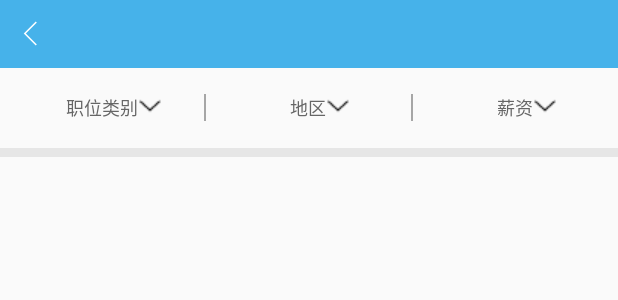
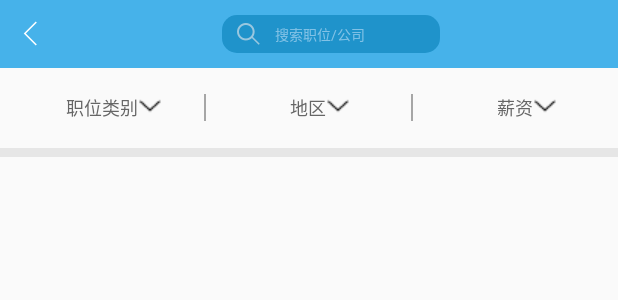
Before and after one commit to xingyuzhu-xy/ZGZ, an Android app: the layout t_advanced_search_list.xml on its own in the app's theme, with its tools: preview values and no code run, on a phone screen of 412 x 824 dp. Shown: the top 300 px of the screen. Run offline under Robolectric (Android 15) with nearby library versions, the phone set to English and light mode, and no system bars.

Commit message:
写了几个activity

```diff
--- a/ZGZ/app/src/main/res/layout/t_advanced_search.xml
+++ b/ZGZ/app/src/main/res/layout/t_advanced_search.xml
@@ -181,6 +181,7 @@
         android:layout_height="1dp"
         android:background="@color/line_color"/>
     <Button
+        android:id="@+id/search_btn"
         android:layout_width="match_parent"
         android:layout_height="41dp"
         android:layout_marginTop="95dp"
--- a/ZGZ/app/src/main/res/layout/t_advanced_search_list.xml
+++ b/ZGZ/app/src/main/res/layout/t_advanced_search_list.xml
@@ -5,13 +5,34 @@
     <LinearLayout
         android:layout_width="match_parent"
         android:layout_height="45dp"
-        android:background="@color/blue">
+        android:background="@color/blue"
+        android:gravity="center">
         <ImageView
+            android:id="@+id/back_icon"
             android:layout_width="wrap_content"
             android:layout_height="wrap_content"
             android:src="@mipmap/advanced_list_top_get_back"
-            android:layout_gravity="center"
             android:layout_marginLeft="11dp"/>
+        <LinearLayout
+            android:layout_width="match_parent"
+            android:layout_height="match_parent"
+            android:orientation="horizontal"
+            android:gravity="center">
+            <EditText
+                android:layout_width="145dp"
+                android:layout_height="25dp"
+                android:layout_centerInParent="true"
+                android:hint="搜索职位/公司"
+                android:textSize="9sp"
+                android:textColorHint="#82C2E6"
+                android:background="@drawable/position_edittext"
+                android:paddingTop="3dp"
+                android:paddingBottom="3dp"
+                android:drawableLeft="@mipmap/search"
+                android:paddingLeft="10dp"
+                android:drawablePadding="10dp"/>
+        </LinearLayout>
+
     </LinearLayout>
     <LinearLayout
         android:layout_width="match_parent"
--- a/ZGZ/app/src/main/res/layout/t_enterprise_details.xml
+++ b/ZGZ/app/src/main/res/layout/t_enterprise_details.xml
@@ -9,6 +9,7 @@
         android:orientation="horizontal">
 
         <ImageView
+            android:id="@+id/back_icon"
             android:layout_width="wrap_content"
             android:layout_height="wrap_content"
             android:layout_gravity="center"
@@ -205,6 +206,7 @@
         android:orientation="horizontal"
         android:layout_marginTop="35dp">
         <RelativeLayout
+            android:id="@+id/enterprise_consultation"
             android:layout_width="0dp"
             android:layout_weight="1"
             android:layout_height="match_parent"
@@ -221,6 +223,7 @@
                 android:drawablePadding="7dp"/>
         </RelativeLayout>
         <RelativeLayout
+            android:id="@+id/care_enterprise"
             android:layout_width="0dp"
             android:layout_weight="1"
             android:layout_height="match_parent"
--- a/ZGZ/app/src/main/res/layout/t_part_time_company_details.xml
+++ b/ZGZ/app/src/main/res/layout/t_part_time_company_details.xml
@@ -9,6 +9,7 @@
         android:orientation="horizontal"
         android:background="@color/blue">
         <ImageView
+            android:id="@+id/back_icon"
             android:layout_width="wrap_content"
             android:layout_height="wrap_content"
             android:src="@mipmap/advanced_list_top_get_back"
--- a/ZGZ/app/src/main/res/layout/t_part_time_job.xml
+++ b/ZGZ/app/src/main/res/layout/t_part_time_job.xml
@@ -9,6 +9,7 @@
         android:orientation="horizontal"
         android:background="@color/blue">
         <ImageView
+            android:id="@+id/back_icon"
             android:layout_width="wrap_content"
             android:layout_height="wrap_content"
             android:src="@mipmap/advanced_list_top_get_back"
--- a/ZGZ/app/src/main/res/layout/t_position_details.xml
+++ b/ZGZ/app/src/main/res/layout/t_position_details.xml
@@ -11,6 +11,7 @@
         android:orientation="horizontal">
 
         <ImageView
+            android:id="@+id/back_icon"
             android:layout_width="wrap_content"
             android:layout_height="wrap_content"
             android:layout_gravity="center"
@@ -456,6 +457,7 @@
         android:layout_height="90dp"
         android:orientation="vertical">
         <TextView
+            android:id="@+id/enterprise_consultation"
             android:layout_width="wrap_content"
             android:layout_height="wrap_content"
             android:layout_marginTop="8dp"
--- a/ZGZ/build.gradle
+++ b/ZGZ/build.gradle
@@ -5,7 +5,7 @@ buildscript {
         jcenter()
     }
     dependencies {
-        classpath 'com.android.tools.build:gradle:2.2.2'
+        classpath 'com.android.tools.build:gradle:2.2.3'
 
         // NOTE: Do not place your application dependencies here; they belong
         // in the individual module build.gradle files
```
Also changed, not shown: ZGZ/app/src/main/AndroidManifest.xml (+6 -1 lines), ZGZ/app/src/main/java/test/leco/com/zgz/t/AdvancedSearchActivity.java (added, +39 -0 lines), ZGZ/app/src/main/java/test/leco/com/zgz/t/CompanyDetailsActivity.java (added, +40 -0 lines), ZGZ/app/src/main/java/test/leco/com/zgz/t/EnterpriseDetailsActivity.java (added, +50 -0 lines), ZGZ/app/src/main/java/test/leco/com/zgz/t/PartTimeJobActivity.java (added, +31 -0 lines), ZGZ/app/src/main/java/test/leco/com/zgz/t/PositionDetailsActivity.java (added, +41 -0 lines), ZGZ/app/src/main/java/test/leco/com/zgz/t/SearchListActivity.java (added, +31 -0 lines), ZGZ/app/src/main/java/test/leco/com/zgz/t/WhoSeeMeActivity.java (added, +18 -0 lines), ZGZ/app/src/main/java/test/leco/com/zgz/t/adapter/RecommendAdapter.java (added, +31 -0 lines), ZGZ/app/src/main/java/test/leco/com/zgz/t/data/RecommendListItem.java (added, +53 -0 lines), ZGZ/app/src/main/java/test/leco/com/zgz/t/fragment/HomePageFragment.java (added, +25 -0 lines).
